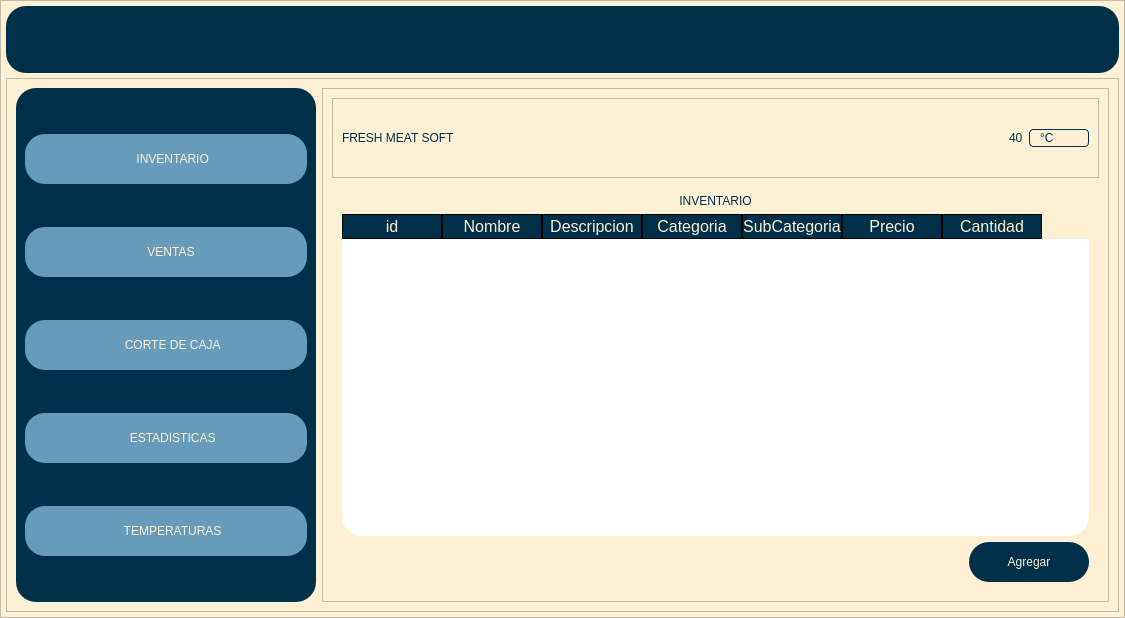
Old version of the form carniceria.ui in the repository CarlosEOrt/freshMeatSoft.
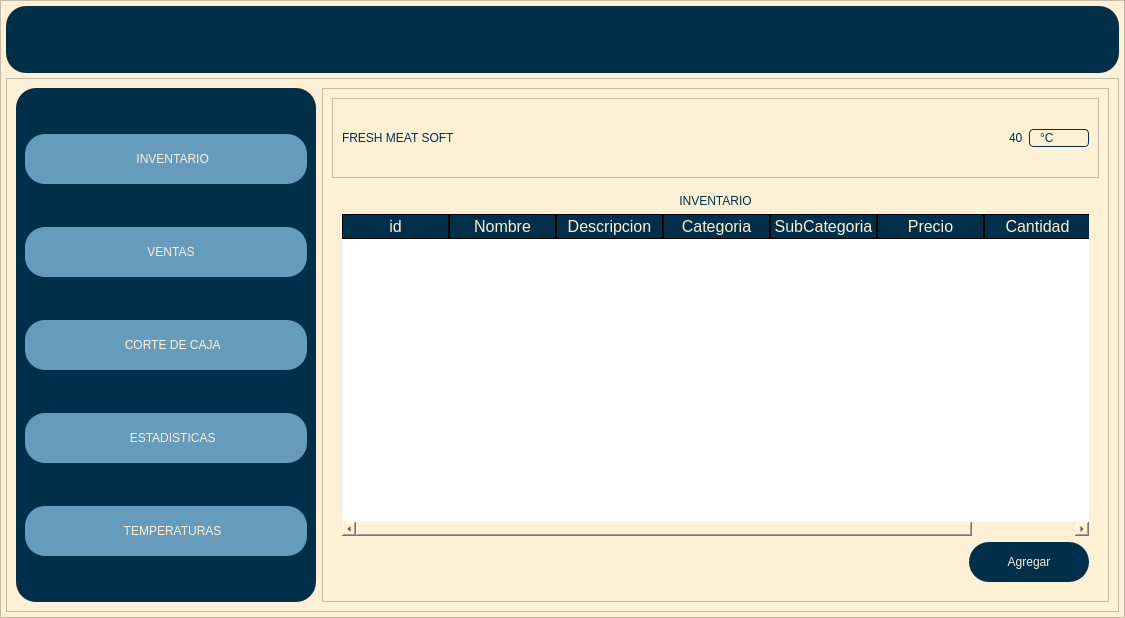
New version of the form. The open tabs and pages were chosen to show the change. Icons and pictures are not drawn.

Commit message: Al dar clic en el id de la tabla te envia a una pestaña show

```diff
--- a/carniceria.ui
+++ b/carniceria.ui
@@ -648,6 +648,10 @@
 border: 1px: solid: rgb(0, 206, 152);
 }
 
+QTableWidget QTableCornerButton::Items{
+background-color:rgb(0,0,0);
+border: 1px: solid: rgb(0, 206, 152);
+}
 
 
 
@@ -1541,6 +1545,48 @@
                         <property name="autoFillBackground">
                          <bool>false</bool>
                         </property>
+                        <property name="frameShape">
+                         <enum>QFrame::StyledPanel</enum>
+                        </property>
+                        <property name="midLineWidth">
+                         <number>0</number>
+                        </property>
+                        <property name="sizeAdjustPolicy">
+                         <enum>QAbstractScrollArea::AdjustToContents</enum>
+                        </property>
+                        <property name="alternatingRowColors">
+                         <bool>false</bool>
+                        </property>
+                        <property name="showGrid">
+                         <bool>true</bool>
+                        </property>
+                        <property name="gridStyle">
+                         <enum>Qt::SolidLine</enum>
+                        </property>
+                        <property name="sortingEnabled">
+                         <bool>true</bool>
+                        </property>
+                        <attribute name="horizontalHeaderVisible">
+                         <bool>true</bool>
+                        </attribute>
+                        <attribute name="horizontalHeaderCascadingSectionResizes">
+                         <bool>false</bool>
+                        </attribute>
+                        <attribute name="horizontalHeaderDefaultSectionSize">
+                         <number>107</number>
+                        </attribute>
+                        <attribute name="horizontalHeaderHighlightSections">
+                         <bool>true</bool>
+                        </attribute>
+                        <attribute name="verticalHeaderVisible">
+                         <bool>false</bool>
+                        </attribute>
+                        <attribute name="verticalHeaderCascadingSectionResizes">
+                         <bool>false</bool>
+                        </attribute>
+                        <attribute name="verticalHeaderHighlightSections">
+                         <bool>true</bool>
+                        </attribute>
                         <column>
                          <property name="text">
                           <string>id</string>
@@ -1550,6 +1596,15 @@
                            <family>Arial Black</family>
                           </font>
                          </property>
+                         <property name="foreground">
+                          <brush brushstyle="Dense2Pattern">
+                           <color alpha="255">
+                            <red>0</red>
+                            <green>0</green>
+                            <blue>0</blue>
+                           </color>
+                          </brush>
+                         </property>
                         </column>
                         <column>
                          <property name="text">
```
Left out of the diff: 2 changed lines with no effect on the pictures. The commit also changes 2 other files.
